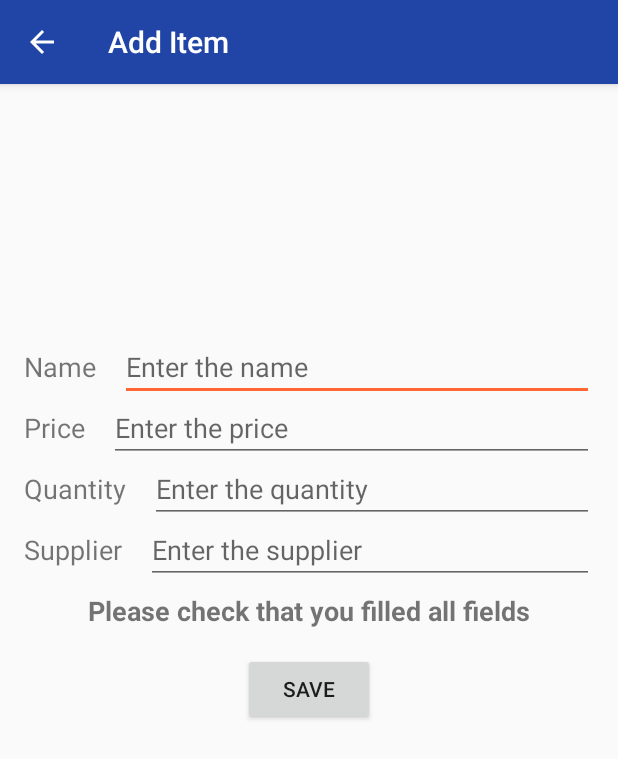
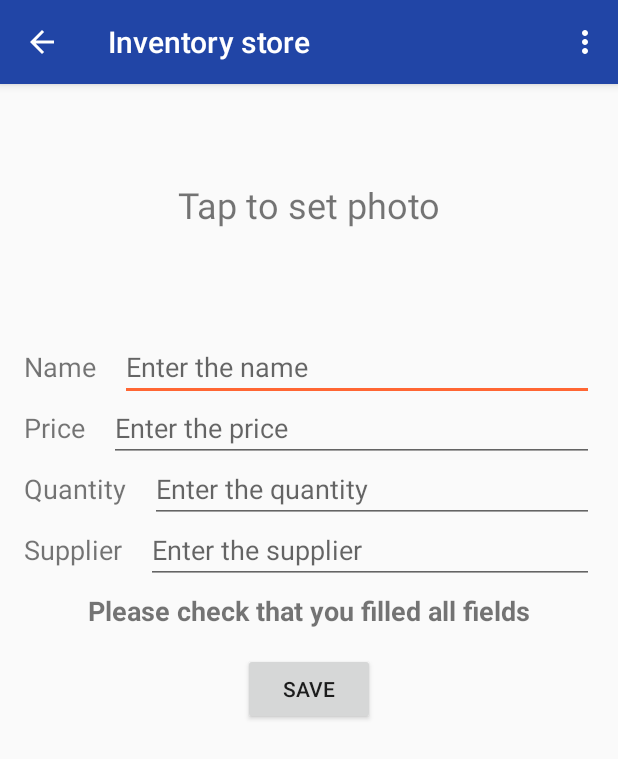
Before and after one commit to MIA1kl/MVP-Inventory-App, an Android app: the screen it shows after launch (ItemActivity), after a tap on an icon or button, on a phone screen of 412 x 824 dp. Shown: the top 759 px of the screen. Run offline under Robolectric (Android 15) with nearby library versions, the phone set to English and light mode, and no system bars; our stand-ins replace Room's generated code.

Commit message:
Editor mode

```diff
--- a/app/build.gradle
+++ b/app/build.gradle
@@ -43,4 +43,5 @@ dependencies {
     testImplementation 'junit:junit:4.12'
     androidTestImplementation 'androidx.test:runner:1.1.0-beta02'
     androidTestImplementation 'androidx.test.espresso:espresso-core:3.1.0-beta02'
+
 }
--- a/app/src/main/java/com/android/mvpapp/app/InventoryApplication.kt
+++ b/app/src/main/java/com/android/mvpapp/app/InventoryApplication.kt
@@ -12,6 +12,6 @@ class InventoryApplication : Application() {
 
     override fun onCreate() {
         super.onCreate()
-        database = Room.databaseBuilder(this, ItemDatabase::class.java, "item_database").build()
+        database = Room.databaseBuilder(this, ItemDatabase::class.java, "item_database").allowMainThreadQueries().build()
     }
 }
--- a/app/src/main/java/com/android/mvpapp/model/Item.kt
+++ b/app/src/main/java/com/android/mvpapp/model/Item.kt
@@ -7,6 +7,7 @@ import androidx.room.PrimaryKey
 
 @Entity(tableName = "inventory_table")
 data class Item(
+
     @PrimaryKey @NonNull val name: String = "",
     @NonNull val price: Int = 0,
     @NonNull val quantity: Int = 0,
--- a/app/src/main/java/com/android/mvpapp/model/room/ItemDao.kt
+++ b/app/src/main/java/com/android/mvpapp/model/room/ItemDao.kt
@@ -3,6 +3,7 @@ package com.android.mvpapp.model.room
 import androidx.lifecycle.LiveData
 import androidx.room.*
 import com.android.mvpapp.model.Item
+
 
 @Dao
 interface ItemDao {
@@ -14,4 +15,10 @@ interface ItemDao {
 
     @Query("SELECT * FROM inventory_table")
     fun getAllItems(): LiveData<List<Item>>
+
+    @Query("DELETE FROM inventory_table WHERE name = :name ")
+    fun deleteItem(name:String)
+
+    @Update
+    fun updateItem(item: Item)
 }
--- a/app/src/main/java/com/android/mvpapp/presenter/ItemPresenter.kt
+++ b/app/src/main/java/com/android/mvpapp/presenter/ItemPresenter.kt
@@ -1,11 +1,11 @@
 package com.android.mvpapp.presenter
 
 import android.graphics.Bitmap
-import android.graphics.drawable.BitmapDrawable
 import com.android.mvpapp.model.Item
 import com.android.mvpapp.model.ItemGenerator
 import com.android.mvpapp.model.room.RoomRepository
 import com.android.mvpapp.view.item.MainContract
+
 
 class ItemPresenter(private val itemGenerator: ItemGenerator = ItemGenerator(),
                     private val repository: RoomRepository = RoomRepository()) :
@@ -44,8 +44,8 @@ class ItemPresenter(private val itemGenerator: ItemGenerator = ItemGenerator(),
         updateItem()
     }
 
-    override fun isDrawableSelected(): Boolean {
-        return image != Bitmap.createBitmap(100, 100, Bitmap.Config.ARGB_8888)
+    override fun isImageSelected(): Boolean {
+        return !(image.sameAs(Bitmap.createBitmap(image.getWidth(), image.getHeight(), image.getConfig())))
     }
 
     override fun saveItem() {
@@ -55,6 +55,21 @@ class ItemPresenter(private val itemGenerator: ItemGenerator = ItemGenerator(),
         } else {
             getView()?.showItemSavedError()
         }
+    }
+
+    override fun updateThisItem(item: Item) {
+        if (canSaveItem()) {
+            repository.updateThisItem(item)
+            getView()?.showItemSaved()
+        } else {
+            getView()?.showItemSavedError()
+        }
+    }
+
+    override fun deleteItem(name: String) {
+        repository.deleteItem(name)
+//        getView()?.showItemCleared()
+
     }
 
     private fun updateItem() {
--- a/app/src/main/java/com/android/mvpapp/view/allitems/AllItemsActivity.kt
+++ b/app/src/main/java/com/android/mvpapp/view/allitems/AllItemsActivity.kt
@@ -12,7 +12,9 @@ import androidx.appcompat.app.AlertDialog
 import androidx.lifecycle.Observer
 import com.android.android.inventory.R
 import com.android.mvpapp.presenter.AllItemsPresenter
+import com.android.mvpapp.view.adapter.ItemAdapter
 import com.android.mvpapp.view.item.ItemActivity
+import com.google.android.material.floatingactionbutton.FloatingActionButton
 import kotlinx.android.synthetic.main.activity_all_items.*
 import kotlinx.android.synthetic.main.content_all_items.*
 
@@ -32,7 +34,7 @@ class AllItemsActivity : AppCompatActivity(), AllItemsContract.View {
                 adapter.updateItems(itemList)
             }
         })
-        fab.setOnClickListener {
+        findViewById<FloatingActionButton>(R.id.fab).setOnClickListener {
             startActivity(Intent(this, ItemActivity::class.java))
         }
     }
--- a/app/src/main/java/com/android/mvpapp/view/item/MainContract.kt
+++ b/app/src/main/java/com/android/mvpapp/view/item/MainContract.kt
@@ -1,6 +1,7 @@
 package com.android.mvpapp.view.item
 
 import android.graphics.Bitmap
+import com.android.mvpapp.model.Item
 
 
 interface MainContract {
@@ -10,15 +11,18 @@ interface MainContract {
         fun updatePrice(price: Int)
         fun updateQuantity(quantity: Int)
         fun updateSupplier(supplier: String)
-        fun imageSelected(drawable: Bitmap)
-        fun isDrawableSelected(): Boolean
+        fun imageSelected(image: Bitmap)
+        fun isImageSelected(): Boolean
         fun saveItem()
+        fun updateThisItem(item: Item)
+        fun deleteItem(name: String)
     }
 
     interface View {
         fun showAvatarBitmap(resourceId: Bitmap)
         fun showItemSaved()
         fun showItemSavedError()
+        fun checkIntent()
     }
 
 }
--- a/app/src/main/res/menu/menu_main.xml
+++ b/app/src/main/res/menu/menu_main.xml
@@ -5,6 +5,6 @@
     <item
         android:id="@+id/action_clear_all"
         android:orderInCategory="100"
-        android:title="@string/clear_all_creatures"
+        android:title="@string/clear"
         app:showAsAction="never" />
 </menu>
--- a/app/src/main/res/values/strings.xml
+++ b/app/src/main/res/values/strings.xml
@@ -13,7 +13,7 @@
     <string name="save">SAVE</string>
     <string name="error_saving_item">Please complete all fields.</string>
     <string name="item_saved">Item saved!</string>
-    <string name="clear_all_creatures">Delete all Items</string>
+    <string name="clear">Delete</string>
     <string name="add_item">Add Item</string>
     <string name="item_empty">Items deleted</string>
 </resources>
```
Also changed, not shown: app/src/main/java/com/android/mvpapp/model/room/RoomRepository.kt (+7 -0 lines), app/src/main/java/com/android/mvpapp/view/adapter/ItemAdapter.kt (renamed from app/src/main/java/com/android/mvpapp/view/allitems/ItemAdapter.kt, +30 -3 lines), app/src/main/java/com/android/mvpapp/view/item/ItemActivity.kt (+69 -4 lines), app/src/main/res/layout/layout_avatar_bottom_sheet.xml (deleted, +0 -13 lines), app/src/main/res/layout/list_item_avatar.xml (deleted, +0 -13 lines).
